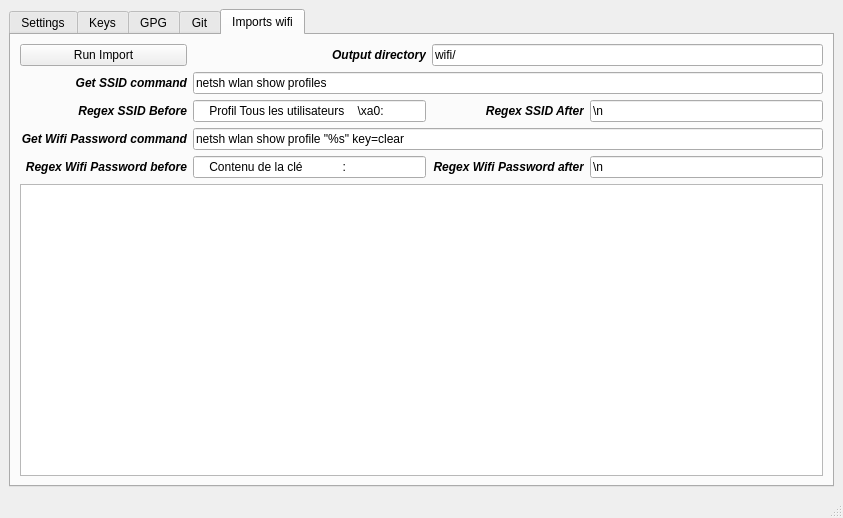
This is PassUI/data/PassUI.ui in vincentBenet/PassUI as Qt 5 draws it before an edit. The edited form follows.
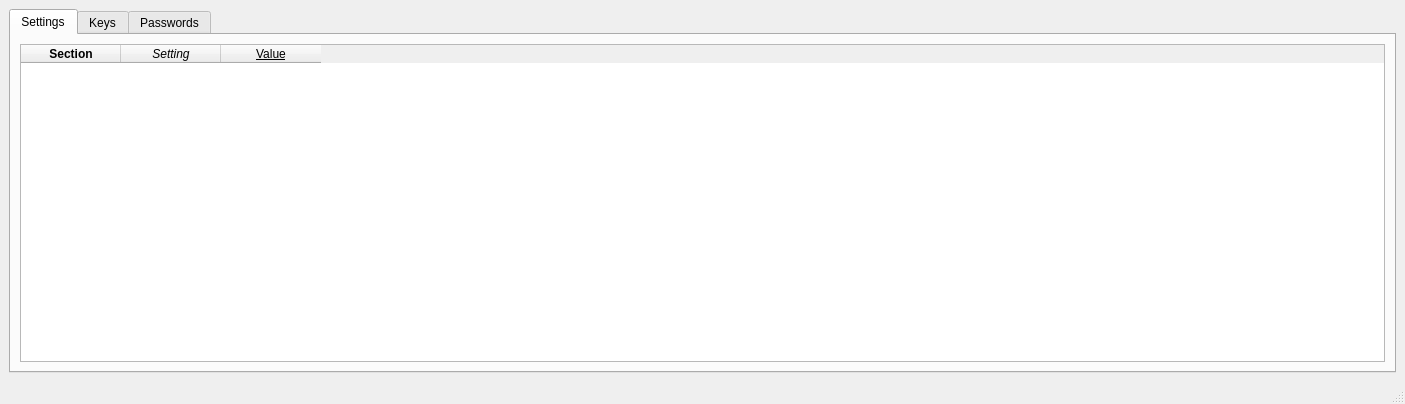
This is the edited form. The open tabs and pages were chosen to show the change.

Diff of the .ui file:
```diff
--- a/PassUI/data/PassUI.ui
+++ b/PassUI/data/PassUI.ui
@@ -6,8 +6,8 @@
    <rect>
     <x>0</x>
     <y>0</y>
-    <width>843</width>
-    <height>518</height>
+    <width>1405</width>
+    <height>404</height>
    </rect>
   </property>
   <property name="windowTitle">
@@ -42,7 +42,6 @@
            </property>
            <property name="font">
             <font>
-             <weight>75</weight>
              <bold>true</bold>
             </font>
            </property>
@@ -147,7 +146,7 @@
       </widget>
       <widget class="QWidget" name="tab">
        <attribute name="title">
-        <string>GPG</string>
+        <string>Passwords</string>
        </attribute>
        <layout class="QGridLayout" name="gridLayout_3">
         <item row="0" column="0">
@@ -226,266 +225,6 @@
         </item>
        </layout>
       </widget>
-      <widget class="QWidget" name="tab_5">
-       <attribute name="title">
-        <string>Git</string>
-       </attribute>
-       <layout class="QGridLayout" name="gridLayout_6">
-        <item row="0" column="0">
-         <widget class="QPushButton" name="pushButton_3">
-          <property name="text">
-           <string>init</string>
-          </property>
-         </widget>
-        </item>
-        <item row="0" column="2">
-         <widget class="QPushButton" name="pushButton_6">
-          <property name="text">
-           <string>commit</string>
-          </property>
-         </widget>
-        </item>
-        <item row="0" column="5">
-         <widget class="QPushButton" name="pushButton_9">
-          <property name="text">
-           <string>stash</string>
-          </property>
-         </widget>
-        </item>
-        <item row="0" column="3">
-         <widget class="QPushButton" name="pushButton_7">
-          <property name="text">
-           <string>pull</string>
-          </property>
-         </widget>
-        </item>
-        <item row="2" column="0" colspan="9">
-         <widget class="QTableWidget" name="tableWidget_4"/>
-        </item>
-        <item row="0" column="1">
-         <widget class="QPushButton" name="pushButton_5">
-          <property name="text">
-           <string>add</string>
-          </property>
-         </widget>
-        </item>
-        <item row="0" column="6">
-         <widget class="QPushButton" name="pushButton_10">
-          <property name="text">
-           <string>pop</string>
-          </property>
-         </widget>
-        </item>
-        <item row="0" column="7">
-         <widget class="QLineEdit" name="lineEdit"/>
-        </item>
-        <item row="0" column="4">
-         <widget class="QPushButton" name="pushButton_8">
-          <property name="text">
-           <string>push</string>
-          </property>
-         </widget>
-        </item>
-        <item row="1" column="0" colspan="9">
-         <widget class="QTableWidget" name="tableWidget_3"/>
-        </item>
-       </layout>
-      </widget>
-      <widget class="QWidget" name="tab_3">
-       <attribute name="title">
-        <string>Imports wifi</string>
-       </attribute>
-       <layout class="QGridLayout" name="gridLayout_4">
-        <item row="0" column="2" colspan="2">
-         <widget class="QLineEdit" name="wifi_output_dir">
-          <property name="text">
-           <string>wifi/</string>
-          </property>
-         </widget>
-        </item>
-        <item row="2" column="1">
-         <widget class="QLineEdit" name="wifi_ssid_regex_before">
-          <property name="text">
-           <string>    Profil Tous les utilisateurs    \xa0: </string>
-          </property>
-         </widget>
-        </item>
-        <item row="5" column="1">
-         <widget class="QLineEdit" name="wifi_password_regex_before">
-          <property name="text">
-           <string>    Contenu de la clé            : </string>
-          </property>
-         </widget>
-        </item>
-        <item row="2" column="3">
-         <widget class="QLineEdit" name="wifi_ssid_regex_after">
-          <property name="text">
-           <string>\n</string>
-          </property>
-         </widget>
-        </item>
-        <item row="5" column="3">
-         <widget class="QLineEdit" name="wifi_password_regex_after">
-          <property name="text">
-           <string>\n</string>
-          </property>
-         </widget>
-        </item>
-        <item row="3" column="0">
-         <widget class="QLabel" name="label_5">
-          <property name="font">
-           <font>
-            <weight>75</weight>
-            <italic>true</italic>
-            <bold>true</bold>
-           </font>
-          </property>
-          <property name="text">
-           <string>Get Wifi Password command</string>
-          </property>
-          <property name="alignment">
-           <set>Qt::AlignRight|Qt::AlignTrailing|Qt::AlignVCenter</set>
-          </property>
-         </widget>
-        </item>
-        <item row="2" column="2">
-         <widget class="QLabel" name="label_11">
-          <property name="font">
-           <font>
-            <weight>75</weight>
-            <italic>true</italic>
-            <bold>true</bold>
-           </font>
-          </property>
-          <property name="text">
-           <string>Regex SSID After</string>
-          </property>
-          <property name="alignment">
-           <set>Qt::AlignRight|Qt::AlignTrailing|Qt::AlignVCenter</set>
-          </property>
-         </widget>
-        </item>
-        <item row="1" column="1" colspan="3">
-         <widget class="QLineEdit" name="wifi_ssid_command">
-          <property name="text">
-           <string>netsh wlan show profiles</string>
-          </property>
-         </widget>
-        </item>
-        <item row="1" column="0">
-         <widget class="QLabel" name="label_3">
-          <property name="font">
-           <font>
-            <weight>75</weight>
-            <italic>true</italic>
-            <bold>true</bold>
-           </font>
-          </property>
-          <property name="text">
-           <string>Get SSID command</string>
-          </property>
-          <property name="alignment">
-           <set>Qt::AlignRight|Qt::AlignTrailing|Qt::AlignVCenter</set>
-          </property>
-         </widget>
-        </item>
-        <item row="5" column="0">
-         <widget class="QLabel" name="label_6">
-          <property name="font">
-           <font>
-            <weight>75</weight>
-            <italic>true</italic>
-            <bold>true</bold>
-           </font>
-          </property>
-          <property name="text">
-           <string>Regex Wifi Password before</string>
-          </property>
-          <property name="alignment">
-           <set>Qt::AlignRight|Qt::AlignTrailing|Qt::AlignVCenter</set>
-          </property>
-         </widget>
-        </item>
-        <item row="0" column="1">
-         <widget class="QLabel" name="label_13">
-          <property name="font">
-           <font>
-            <weight>75</weight>
-            <italic>true</italic>
-            <bold>true</bold>
-           </font>
-          </property>
-          <property name="text">
-           <string>Output directory</string>
-          </property>
-          <property name="alignment">
-           <set>Qt::AlignRight|Qt::AlignTrailing|Qt::AlignVCenter</set>
-          </property>
-         </widget>
-        </item>
-        <item row="5" column="2">
-         <widget class="QLabel" name="label_7">
-          <property name="font">
-           <font>
-            <weight>75</weight>
-            <italic>true</italic>
-            <bold>true</bold>
-           </font>
-          </property>
-          <property name="text">
-           <string>Regex Wifi Password after</string>
-          </property>
-          <property name="alignment">
-           <set>Qt::AlignRight|Qt::AlignTrailing|Qt::AlignVCenter</set>
-          </property>
-         </widget>
-        </item>
-        <item row="2" column="0">
-         <widget class="QLabel" name="label_4">
-          <property name="font">
-           <font>
-            <weight>75</weight>
-            <italic>true</italic>
-            <bold>true</bold>
-           </font>
-          </property>
-          <property name="text">
-           <string>Regex SSID Before</string>
-          </property>
-          <property name="alignment">
-           <set>Qt::AlignRight|Qt::AlignTrailing|Qt::AlignVCenter</set>
-          </property>
-         </widget>
-        </item>
-        <item row="3" column="1" colspan="3">
-         <widget class="QLineEdit" name="wifi_password_command">
-          <property name="text">
-           <string>netsh wlan show profile &quot;%s&quot; key=clear</string>
-          </property>
-         </widget>
-        </item>
-        <item row="0" column="0">
-         <widget class="QPushButton" name="wifi_run_import">
-          <property name="text">
-           <string>Run Import</string>
-          </property>
-         </widget>
-        </item>
-        <item row="6" column="0" colspan="4">
-         <widget class="QTextEdit" name="wifi_output_prompt">
-          <property name="undoRedoEnabled">
-           <bool>false</bool>
-          </property>
-          <property name="readOnly">
-           <bool>true</bool>
-          </property>
-          <property name="acceptRichText">
-           <bool>false</bool>
-          </property>
-         </widget>
-        </item>
-       </layout>
-      </widget>
      </widget>
     </item>
    </layout>
```
Left out of the diff: 2 changed lines with no effect on the pictures.
